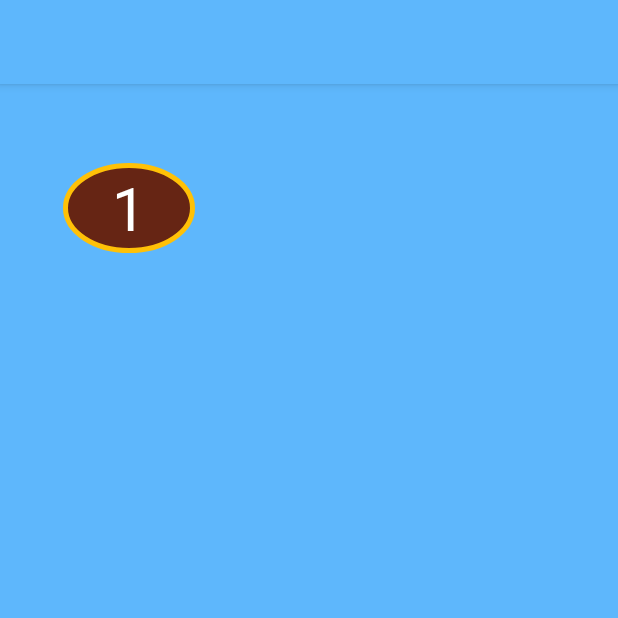
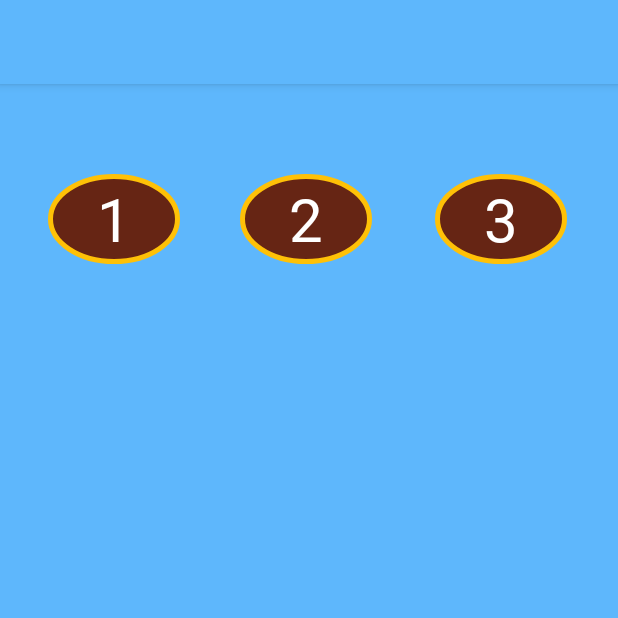
Before and after one commit to Slafed/Bubbles, an Android app: the levelSelectActivity screen opened directly, with no data from a screen before it, on a phone screen of 412 x 824 dp, the top half of it. Run offline under Robolectric (Android 15) with nearby library versions, the phone set to English and light mode, and no system bars; Roboto replaces fonts that are not available here.

Commit message:
updated level select activity

```diff
--- a/app/src/main/res/layout/activity_level_select.xml
+++ b/app/src/main/res/layout/activity_level_select.xml
@@ -8,16 +8,40 @@
     android:background="@color/colorPrimary">
 
     <Button
-        android:id="@+id/button1"
+        android:id="@+id/button3"
+        style="@style/AppThemeBright"
         android:layout_width="wrap_content"
         android:layout_height="wrap_content"
+        android:layout_marginStart="40dp"
+        android:layout_marginTop="60dp"
+        android:layout_marginEnd="32dp"
+        android:background="@drawable/circles"
+        android:text="3"
+        app:layout_constraintEnd_toEndOf="parent"
+        app:layout_constraintStart_toEndOf="@+id/button2"
+        app:layout_constraintTop_toTopOf="parent" />
+
+    <Button
+        android:id="@+id/button2"
+        style="@style/AppThemeBright"
+        android:layout_width="wrap_content"
+        android:layout_height="wrap_content"
+        android:layout_marginStart="40dp"
+        android:layout_marginTop="60dp"
+        android:background="@drawable/circles"
+        android:text="2"
+        app:layout_constraintStart_toEndOf="@+id/button1"
+        app:layout_constraintTop_toTopOf="parent" />
+
+    <Button
+        android:id="@+id/button1"
+        style="@style/AppThemeBright"
+        android:layout_width="wrap_content"
+        android:layout_height="wrap_content"
+        android:layout_marginStart="32dp"
+        android:layout_marginTop="60dp"
         android:background="@drawable/circles"
         android:text="1"
-        app:layout_constraintBottom_toBottomOf="parent"
-        app:layout_constraintEnd_toEndOf="parent"
-        app:layout_constraintHorizontal_bias="0.13"
         app:layout_constraintStart_toStartOf="parent"
-        app:layout_constraintTop_toTopOf="parent"
-        app:layout_constraintVertical_bias="0.074"
-        style="@style/AppThemeBright"/>
+        app:layout_constraintTop_toTopOf="parent" />
 </androidx.constraintlayout.widget.ConstraintLayout>
```
